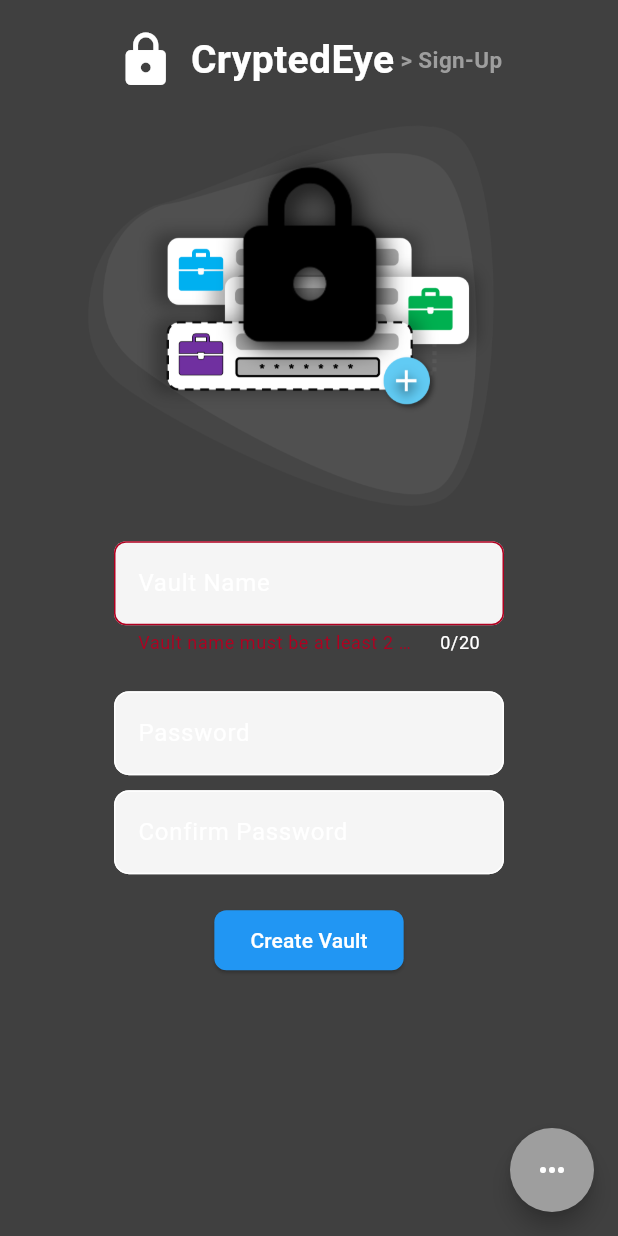
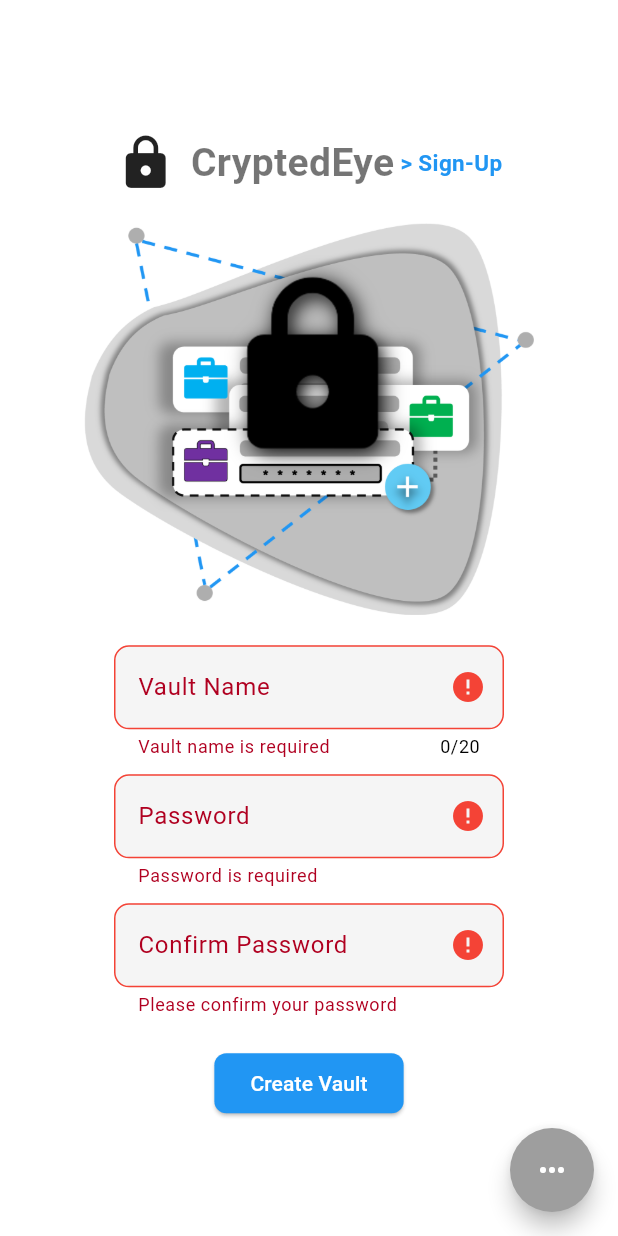
Before and after one commit to GaecKo/CryptedEye, a Flutter app: the SignUpPage screen opened by its route, after a tap on "Create Vault", on a phone screen of 412 x 824 dp. Run offline on Flutter 3.47's test engine with Material 3 defaults, Android fonts, the phone set to English and light mode, and no system bars; drawn by our look-alikes of flutter_speed_dial; our stand-ins replace awesome_notifications, flutter_slidable, share_plus; missing offline and left inert: encrypt, flutter_file_dialog, pointycastle, restart_app.

Commit message:
Signup: remade whole page design

```diff
--- a/lib/pages/signup.dart
+++ b/lib/pages/signup.dart
@@ -26,22 +26,132 @@ class _SignUpPageState extends State<SignUpPage> {
   final TextEditingController _confirmPasswordController =
   TextEditingController();
   Controller ctr;
+
+  // Validation states
+  bool _vaultNameValid = false;
+  bool _vaultNameTouched = false;
+  bool _passwordValid = false;
+  bool _passwordTouched = false;
+  bool _confirmPasswordValid = false;
+  bool _confirmPasswordTouched = false;
+
+  // Error messages
+  String? _vaultError;
   String? _passwordError;
   String? _confirmPasswordError;
-  String? _vaultError;
-  Color _vaultColor = Colors.white;
-  Color _passwordContainerColor = Colors.white;
-  Color _confirmPasswordContainerColor = Colors.white;
 
   bool _isLoading = false;
 
   _SignUpPageState(this.ctr);
 
   @override
+  void initState() {
+    super.initState();
+    // Add listeners to update validation in real-time
+    _VaultNameController.addListener(_validateVaultName);
+    _passwordController.addListener(_validatePassword);
+    _confirmPasswordController.addListener(_validateConfirmPassword);
+  }
+
+  @override
   void dispose() {
+    _VaultNameController.removeListener(_validateVaultName);
+    _passwordController.removeListener(_validatePassword);
+    _confirmPasswordController.removeListener(_validateConfirmPassword);
+    _VaultNameController.dispose();
     _passwordController.dispose();
     _confirmPasswordController.dispose();
     super.dispose();
+  }
+
+  void _validateVaultName() {
+    if (!_vaultNameTouched) return;
+
+    final vaultName = _VaultNameController.text.trim();
+    setState(() {
+      if (vaultName.isEmpty) {
+        _vaultError = "Vault name is required";
+        _vaultNameValid = false;
+      } else if (vaultName.length < 2) {
+        _vaultError = "Vault name must be at least 2 characters long";
+        _vaultNameValid = false;
+      } else if (ctr.getListOfVault().contains(vaultName)) {
+        _vaultError = "A vault with this name already exists";
+        _vaultNameValid = false;
+      } else {
+        _vaultError = null;
+        _vaultNameValid = true;
+      }
+    });
+  }
+
+  void _validatePassword() {
+    if (!_passwordTouched) return;
+
+    final password = _passwordController.text;
+    setState(() {
+      if (password.isEmpty) {
+        _passwordError = "Password is required";
+        _passwordValid = false;
+      } else if (password.length < 4) {
+        _passwordError = "Password must be at least 4 characters long";
+        _passwordValid = false;
+      } else {
+        _passwordError = null;
+        _passwordValid = true;
+      }
+    });
+
+    // Also validate confirm password when password changes
+    if (_confirmPasswordTouched) {
+      _validateConfirmPassword();
+    }
+  }
+
+  void _validateConfirmPassword() {
+    if (!_confirmPasswordTouched) return;
+
+    final password = _passwordController.text;
+    final confirmPassword = _confirmPasswordController.text;
+    setState(() {
+      if (confirmPassword.isEmpty) {
+        _confirmPasswordError = "Please confirm your password";
+        _confirmPasswordValid = false;
+      } else if (password != confirmPassword) {
+        _confirmPasswordError = "Passwords do not match";
+        _confirmPasswordValid = false;
+      } else {
+        _confirmPasswordError = null;
+        _confirmPasswordValid = true;
+      }
+    });
+  }
+
+  Color _getFieldColor(bool isValid, bool isTouched) {
+    if (!isTouched) {
+      return Theme.of(context).colorScheme.onSurface.withOpacity(0.7);
+    }
+    return isValid
+        ? Colors.green
+        : Colors.red;
+  }
+
+  String? _getVaultNameHelperText() {
+    if (!_vaultNameTouched) return "Enter a unique vault name";
+    if (_vaultNameValid) return "Vault name is available";
+    return null;
+  }
+
+  String? _getPasswordHelperText() {
+    if (!_passwordTouched) return "At least 4 characters";
+    if (_passwordValid) return "Password is valid";
+    return null;
+  }
+
+  String? _getConfirmPasswordHelperText() {
+    if (!_confirmPasswordTouched) return "Re-enter your password";
+    if (_confirmPasswordValid) return "Passwords match";
+    return null;
   }
 
   void _callLogIn() {
@@ -49,52 +159,31 @@ class _SignUpPageState extends State<SignUpPage> {
   }
 
   void _signUp() async {
+    // Mark all fields as touched to show validation
+    setState(() {
+      _vaultNameTouched = true;
+      _passwordTouched = true;
+      _confirmPasswordTouched = true;
+    });
+
+    // Run validation
+    _validateVaultName();
+    _validatePassword();
+    _validateConfirmPassword();
+
+    // Check if all fields are valid
+    if (!_vaultNameValid || !_passwordValid || !_confirmPasswordValid) {
+      return;
+    }
+
     String VaultName = _VaultNameController.text.trim();
     String password = _passwordController.text;
-    String confirmPassword = _confirmPasswordController.text;
 
-    if (VaultName.isEmpty || VaultName.length < 2) {
     setState(() {
-        _vaultError = "Vault name must be at least 2 characters long";
-        _vaultColor = Colors.red;
-      });
-    } else if (ctr.getListOfVault().contains(VaultName)) {
-      setState(() {
-        _vaultError =
-            "Vault can't have the same name as other already created vaults";
-        _vaultColor = Colors.red;
-      });
-    } else if (password.isEmpty || confirmPassword.isEmpty) {
-      // Show error message for empty fields and change container color
-      setState(() {
-        _passwordError = 'Password fields are required';
-        _confirmPasswordError = 'Password fields are required';
-        _passwordContainerColor = Colors.red;
-        _confirmPasswordContainerColor = Colors.red;
-      });
-      print("Password fields are required");
-    } else if (password != confirmPassword) {
-      // Show error message for mismatched passwords and change container color
-      setState(() {
-        _passwordError = 'Passwords do not match';
-        _confirmPasswordError = 'Passwords do not match';
-        _passwordContainerColor = Colors.red;
-        _confirmPasswordContainerColor = Colors.red;
-      });
-      print("Passwords do not match");
-    } else {
-      // Reset error messages and container colors
-      setState(() {
-        _passwordError = null;
-        _confirmPasswordError = null;
-        _vaultError = null;
-        _vaultColor = Colors.white;
-        _passwordContainerColor = Colors.white;
-        _confirmPasswordContainerColor = Colors.white;
       _isLoading = true;
     });
-      print("Passwords match");
 
+    try {
       // 1. init the vault, create files, salt, ...
       await ctr.initApp(password, VaultName);
 
@@ -105,76 +194,69 @@ class _SignUpPageState extends State<SignUpPage> {
       ctr.loadApp(password, VaultName, key);
 
       Navigator.pushReplacementNamed(context, '/HomePage');
+    } catch (e) {
+      setState(() {
+        _isLoading = false;
+      });
+      // Handle error here if needed
+      print("Error during signup: $e");
     }
   }
 
   @override
   Widget build(BuildContext context) {
-    Widget canLog;
-    String title;
+    final bool _isLightMode = Theme.of(context).colorScheme.brightness.name == "light";
 
     Widget login = InkWell(
         onTap: _callLogIn,
         child: _isLoading
             ? const SizedBox()
-            : const Text(
-                "Connect to existing Vault",
+            : Text(
+          "Connect to existing Vault!",
           style: TextStyle(
-                  shadows: [Shadow(color: Colors.white, offset: Offset(0, -5))],
             fontStyle: FontStyle.italic,
-                  color: Colors.transparent,
             decoration: TextDecoration.underline,
-                  decorationColor: Colors.blue,
+            decorationColor: Theme.of(context).colorScheme.primary,
             decorationThickness: 3,
             decorationStyle: TextDecorationStyle.dashed,
           ),
         ));
 
     int nbVaults = ctr.getListOfVault().length;
-    if (nbVaults > 0) {
-      canLog = login;
-      title = " > New Vault";
-    } else {
-      canLog = const SizedBox();
-      title = " > Sign-Up";
-    }
+    final Widget canLog = nbVaults > 0 ? login : const SizedBox();
+    final String title = nbVaults > 0 ? " > New Vault" : " > Sign-Up";
 
     return Scaffold(
-      backgroundColor: const Color.fromRGBO(64, 64, 64, 1),
       body: SafeArea(
         child: SingleChildScrollView(
           child: Center(
+            heightFactor: 1.2,
             child: Column(
               mainAxisAlignment: MainAxisAlignment.center,
               children: [
                 Column(
-                  crossAxisAlignment:
-                      CrossAxisAlignment.start, // Alignement à gauche
+                  crossAxisAlignment: CrossAxisAlignment.start,
                   children: [
-                    const SizedBox(
-                        height:
-                            20), // Espace entre l'IconButton et le reste des éléments
+                    const SizedBox(height: 20),
                     Row(
                       mainAxisAlignment: MainAxisAlignment.center,
                       children: [
                         const Icon(
                           Icons.lock,
                           size: 40,
-                          color: Colors.white,
                         ),
                         const SizedBox(width: 10),
                         const Text(
                           "CryptedEye",
                           style: TextStyle(
                               fontSize: 26,
-                              color: Colors.white,
                               fontWeight: FontWeight.bold),
                         ),
                         Text(
                           title,
-                          style: const TextStyle(
+                          style: TextStyle(
                               fontSize: 15,
-                              color: Colors.grey,
+                              color: Theme.of(context).colorScheme.primary,
                               fontWeight: FontWeight.bold),
                         ),
                       ],
@@ -183,37 +265,68 @@ class _SignUpPageState extends State<SignUpPage> {
                 ),
                 const SizedBox(height: 20),
                 Image.asset(
-                  "lib/assets/signup.png",
+                  _isLightMode
+                      ? "lib/assets/signup_light.png"
+                      : "lib/assets/signup_dark.png",
                   width: 300,
                 ),
                 const SizedBox(height: 20),
+
+                // Vault Name Field
                 SizedBox(
                   width: 300,
-                  height: 100,
                   child: Padding(
                     padding: const EdgeInsets.symmetric(horizontal: 20),
                     child: TextFormField(
                       textInputAction: TextInputAction.next,
                       maxLength: 20,
                       controller: _VaultNameController,
+                      onChanged: (_) {
+                        setState(() {
+                          _vaultNameTouched = true;
+                        });
+                        _validateVaultName();
+                      },
                       decoration: InputDecoration(
-                        counterStyle: const TextStyle(color: Colors.white),
                         labelText: 'Vault Name',
+                        helperText: _getVaultNameHelperText(),
                         errorText: _vaultError,
-                        labelStyle: const TextStyle(color: Colors.white),
                         enabledBorder: OutlineInputBorder(
                           borderRadius: BorderRadius.circular(10),
-                          borderSide: BorderSide(color: _vaultColor),
+                          borderSide: BorderSide(
+                            color: _getFieldColor(_vaultNameValid, _vaultNameTouched),
+                            width: 1.5
+                          ),
                         ),
                         focusedBorder: OutlineInputBorder(
                           borderRadius: BorderRadius.circular(10),
-                          borderSide: BorderSide(color: _vaultColor),
+                          borderSide: BorderSide(
+                            color: _getFieldColor(_vaultNameValid, _vaultNameTouched),
+                            width: 2.5,
                           ),
                         ),
-                      style: const TextStyle(color: Colors.white),
+                        errorBorder: OutlineInputBorder(
+                          borderRadius: BorderRadius.circular(10),
+                          borderSide: const BorderSide(color: Colors.red),
+                        ),
+                        focusedErrorBorder: OutlineInputBorder(
+                          borderRadius: BorderRadius.circular(10),
+                          borderSide: const BorderSide(color: Colors.red, width: 2.0),
+                        ),
+                        suffixIcon: _vaultNameTouched
+                            ? Icon(
+                          _vaultNameValid ? Icons.check_circle : Icons.error,
+                          color: _vaultNameValid ? Colors.green : Colors.red,
+                        )
+                            : null,
                       ),
                     ),
                   ),
+                ),
+
+                const SizedBox(height: 10),
+
+                // Password Field
                 SizedBox(
                   width: 300,
                   child: Padding(
@@ -222,26 +335,52 @@ class _SignUpPageState extends State<SignUpPage> {
                       textInputAction: TextInputAction.next,
                       controller: _passwordController,
                       obscureText: true,
+                      onChanged: (_) {
+                        setState(() {
+                          _passwordTouched = true;
+                        });
+                        _validatePassword();
+                      },
                       decoration: InputDecoration(
                         labelText: 'Password',
-                        labelStyle: const TextStyle(color: Colors.white),
+                        helperText: _getPasswordHelperText(),
+                        errorText: _passwordError,
                         enabledBorder: OutlineInputBorder(
                           borderRadius: BorderRadius.circular(10),
-                          borderSide:
-                              BorderSide(color: _passwordContainerColor),
+                          borderSide: BorderSide(
+                            color: _getFieldColor(_passwordValid, _passwordTouched),
+                            width: 1.5
+                          ),
                         ),
                         focusedBorder: OutlineInputBorder(
                           borderRadius: BorderRadius.circular(10),
-                          borderSide:
-                              BorderSide(color: _passwordContainerColor),
+                          borderSide: BorderSide(
+                            color: _getFieldColor(_passwordValid, _passwordTouched),
+                            width: 2.5,
                           ),
-                        errorText: _passwordError,
                         ),
-                      style: const TextStyle(color: Colors.white),
+                        errorBorder: OutlineInputBorder(
+                          borderRadius: BorderRadius.circular(10),
+                          borderSide: const BorderSide(color: Colors.red),
+                        ),
+                        focusedErrorBorder: OutlineInputBorder(
+                          borderRadius: BorderRadius.circular(10),
+                          borderSide: const BorderSide(color: Colors.red, width: 2.0),
+                        ),
+                        suffixIcon: _passwordTouched
+                            ? Icon(
+                          _passwordValid ? Icons.check_circle : Icons.error,
+                          color: _passwordValid ? Colors.green : Colors.red,
+                        )
+                            : null,
                       ),
                     ),
                   ),
+                ),
+
                 const SizedBox(height: 10),
+
+                // Confirm Password Field
                 SizedBox(
                   width: 300,
                   child: Padding(
@@ -249,40 +388,62 @@ class _SignUpPageState extends State<SignUpPage> {
                     child: TextFormField(
                       controller: _confirmPasswordController,
                       obscureText: true,
+                      onChanged: (_) {
+                        setState(() {
+                          _confirmPasswordTouched = true;
+                        });
+                        _validateConfirmPassword();
+                      },
                       decoration: InputDecoration(
                         labelText: 'Confirm Password',
-                        labelStyle: const TextStyle(color: Colors.white),
+                        helperText: _getConfirmPasswordHelperText(),
+                        errorText: _confirmPasswordError,
                         enabledBorder: OutlineInputBorder(
                           borderRadius: BorderRadius.circular(10),
-                          borderSide:
-                              BorderSide(color: _confirmPasswordContainerColor),
+                          borderSide: BorderSide(
+                            color: _getFieldColor(_confirmPasswordValid, _confirmPasswordTouched),
+                            width: 1.5
+                          ),
                         ),
                         focusedBorder: OutlineInputBorder(
                           borderRadius: BorderRadius.circular(10),
-                          borderSide:
-                              BorderSide(color: _confirmPasswordContainerColor),
+                          borderSide: BorderSide(
+                            color: _getFieldColor(_confirmPasswordValid, _confirmPasswordTouched),
+                            width: 2.5,
                           ),
-                        errorText: _confirmPasswordError,
                         ),
-                      style: const TextStyle(color: Colors.white),
+                        errorBorder: OutlineInputBorder(
+                          borderRadius: BorderRadius.circular(10),
+                          borderSide: const BorderSide(color: Colors.red),
+                        ),
+                        focusedErrorBorder: OutlineInputBorder(
+                          borderRadius: BorderRadius.circular(10),
+                          borderSide: const BorderSide(color: Colors.red, width: 2.0),
+                        ),
+                        suffixIcon: _confirmPasswordTouched
+                            ? Icon(
+                          _confirmPasswordValid ? Icons.check_circle : Icons.error,
+                          color: _confirmPasswordValid ? Colors.green : Colors.red,
+                        )
+                            : null,
+                      ),
                       onFieldSubmitted: (_) {
                         _signUp();
                       },
                     ),
                   ),
                 ),
+
                 const SizedBox(height: 20),
                 _isLoading
-                    ? const CircularProgressIndicator(
-                        valueColor: AlwaysStoppedAnimation<Color>(Colors.blue),
+                    ? CircularProgressIndicator(
+                  valueColor: AlwaysStoppedAnimation<Color>(Theme.of(context).colorScheme.primary),
                 )
                     : ElevatedButton(
                   onPressed: _signUp,
                   child: const Text('Create Vault'),
                 ),
-                const SizedBox(
-                  height: 10,
-                ),
+                const SizedBox(height: 10),
                 canLog,
               ],
             ),
@@ -298,12 +459,11 @@ class _SignUpPageState extends State<SignUpPage> {
         children: [
           SpeedDialChild(
             child: const Icon(Icons.import_export),
-            backgroundColor: Colors.blue,
+            backgroundColor: Theme.of(context).colorScheme.primary,
             label: 'Import Vault',
             labelStyle: const TextStyle(fontSize: 16.0),
             onTap: () {
               _showImportConfirmationDialog(context);
-              setState(() {});
             },
           ),
           SpeedDialChild(
@@ -330,14 +490,12 @@ class _SignUpPageState extends State<SignUpPage> {
           actions: <Widget>[
             TextButton(
               onPressed: () async {
+                Navigator.of(context).pop();
                 if (await widget.ctr.importData()) {
-                  Navigator.of(context).pop();
                   _showImportSuccessMessage(context);
                 } else {
-                  Navigator.of(context).pop();
                   _showImportFailureMessage(context);
                 }
-                setState(() {});
               },
               child: const Text('Import'),
             ),
```
Also changed, not shown: lib/assets/signup_light.png. Lines whose indentation alone changed are shown as unchanged.
